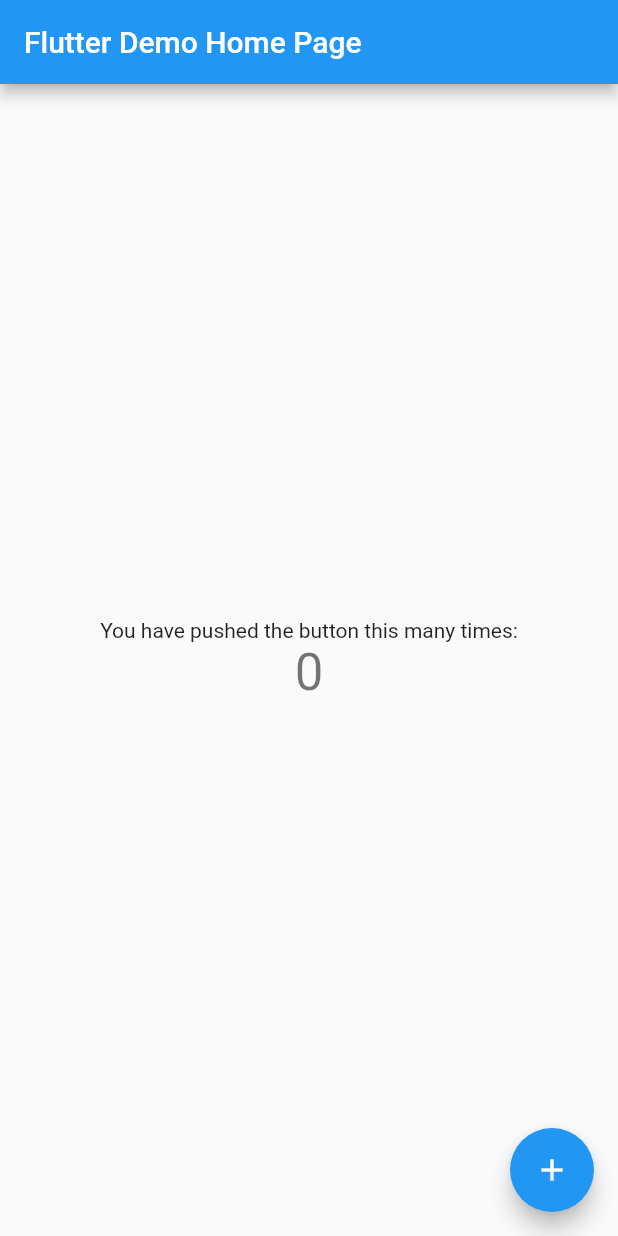
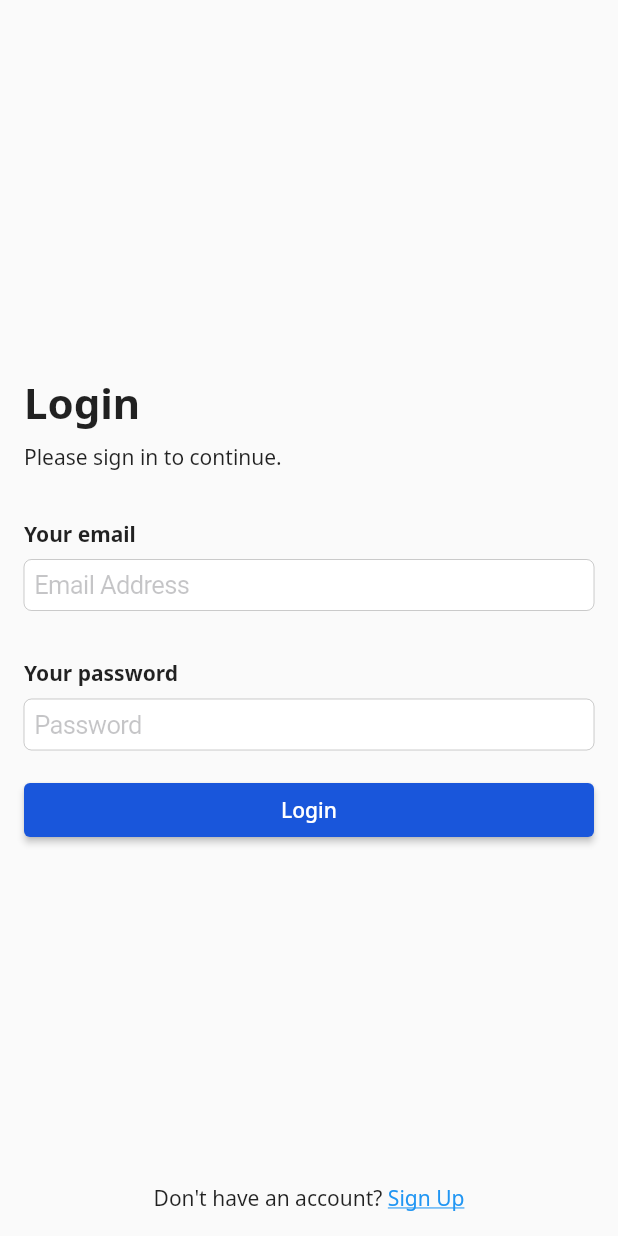
Before and after one commit to avalon-artisans/wallet-mobile-app, a Flutter app: the screen it shows after launch, on a phone screen of 412 x 824 dp. Run offline on Flutter 3.47's test engine with Material 2 defaults, Android fonts, the phone set to English and light mode, and no system bars; our stand-ins replace google_fonts.

Commit message:
feat(main): add login screen

```diff
--- a/lib/main.dart
+++ b/lib/main.dart
@@ -1,4 +1,6 @@
+import 'package:flutter/cupertino.dart';
 import 'package:flutter/material.dart';
+import 'package:google_fonts/google_fonts.dart';
 
 void main() {
   runApp(const MyApp());
@@ -7,39 +9,23 @@ void main() {
 class MyApp extends StatelessWidget {
   const MyApp({super.key});
 
-  // This widget is the root of your application.
   @override
   Widget build(BuildContext context) {
     return MaterialApp(
       title: 'Flutter Demo',
       theme: ThemeData(
-        // This is the theme of your application.
-        //
-        // Try running your application with "flutter run". You'll see the
-        // application has a blue toolbar. Then, without quitting the app, try
-        // changing the primarySwatch below to Colors.green and then invoke
-        // "hot reload" (press "r" in the console where you ran "flutter run",
-        // or simply save your changes to "hot reload" in a Flutter IDE).
-        // Notice that the counter didn't reset back to zero; the application
-        // is not restarted.
         primarySwatch: Colors.blue,
+        textTheme: GoogleFonts.notoSansTextTheme(),
       ),
-      home: const MyHomePage(title: 'Flutter Demo Home Page'),
+      home: const MyHomePage(
+        title: 'Flutter Demo Home Page',
+      ),
     );
   }
 }
 
 class MyHomePage extends StatefulWidget {
   const MyHomePage({super.key, required this.title});
-
-  // This widget is the home page of your application. It is stateful, meaning
-  // that it has a State object (defined below) that contains fields that affect
-  // how it looks.
-
-  // This class is the configuration for the state. It holds the values (in this
-  // case the title) provided by the parent (in this case the App widget) and
-  // used by the build method of the State. Fields in a Widget subclass are
-  // always marked "final".
 
   final String title;
 
@@ -48,68 +34,115 @@ class MyHomePage extends StatefulWidget {
 }
 
 class _MyHomePageState extends State<MyHomePage> {
-  int _counter = 0;
-
-  void _incrementCounter() {
-    setState(() {
-      // This call to setState tells the Flutter framework that something has
-      // changed in this State, which causes it to rerun the build method below
-      // so that the display can reflect the updated values. If we changed
-      // _counter without calling setState(), then the build method would not be
-      // called again, and so nothing would appear to happen.
-      _counter++;
-    });
-  }
-
   @override
   Widget build(BuildContext context) {
-    // This method is rerun every time setState is called, for instance as done
-    // by the _incrementCounter method above.
-    //
-    // The Flutter framework has been optimized to make rerunning build methods
-    // fast, so that you can just rebuild anything that needs updating rather
-    // than having to individually change instances of widgets.
     return Scaffold(
-      appBar: AppBar(
-        // Here we take the value from the MyHomePage object that was created by
-        // the App.build method, and use it to set our appbar title.
-        title: Text(widget.title),
-      ),
       body: Center(
-        // Center is a layout widget. It takes a single child and positions it
-        // in the middle of the parent.
-        child: Column(
-          // Column is also a layout widget. It takes a list of children and
-          // arranges them vertically. By default, it sizes itself to fit its
-          // children horizontally, and tries to be as tall as its parent.
-          //
-          // Invoke "debug painting" (press "p" in the console, choose the
-          // "Toggle Debug Paint" action from the Flutter Inspector in Android
-          // Studio, or the "Toggle Debug Paint" command in Visual Studio Code)
-          // to see the wireframe for each widget.
-          //
-          // Column has various properties to control how it sizes itself and
-          // how it positions its children. Here we use mainAxisAlignment to
-          // center the children vertically; the main axis here is the vertical
-          // axis because Columns are vertical (the cross axis would be
-          // horizontal).
-          mainAxisAlignment: MainAxisAlignment.center,
-          children: <Widget>[
-            const Text(
-              'You have pushed the button this many times:',
-            ),
-            Text(
-              '$_counter',
-              style: Theme.of(context).textTheme.headlineMedium,
-            ),
-          ],
+        child: Padding(
+          padding: const EdgeInsets.all(16.0),
+          child: Column(
+            children: [
+              Expanded(
+                child: Column(
+                  mainAxisAlignment: MainAxisAlignment.center,
+                  crossAxisAlignment: CrossAxisAlignment.start,
+                  children: <Widget>[
+                    const Padding(
+                      padding: EdgeInsets.only(bottom: 16),
+                      child: Column(
+                        crossAxisAlignment: CrossAxisAlignment.start,
+                        children: [
+                          Padding(
+                            padding: EdgeInsets.symmetric(vertical: 8.0),
+                            child: Text(
+                              'Login',
+                              style: TextStyle(
+                                fontSize: 28,
+                                fontWeight: FontWeight.bold,
+                              ),
+                            ),
+                          ),
+                          Text('Please sign in to continue.'),
+                        ],
+                      ),
+                    ),
+                    const Padding(
+                      padding: EdgeInsets.symmetric(vertical: 16),
+                      child: Column(
+                        crossAxisAlignment: CrossAxisAlignment.start,
+                        children: [
+                          Padding(
+                            padding: EdgeInsets.only(bottom: 8.0),
+                            child: Text(
+                              'Your email',
+                              style: TextStyle(
+                                fontWeight: FontWeight.bold,
+                              ),
+                            ),
+                          ),
+                          CupertinoTextField(
+                            autofillHints: [AutofillHints.email],
+                            placeholder: "Email Address",
+                          ),
+                        ],
+                      ),
+                    ),
+                    const Padding(
+                      padding: EdgeInsets.symmetric(vertical: 16),
+                      child: Column(
+                        crossAxisAlignment: CrossAxisAlignment.start,
+                        children: [
+                          Padding(
+                            padding: EdgeInsets.only(bottom: 8.0),
+                            child: Text(
+                              'Your password',
+                              style: TextStyle(
+                                fontWeight: FontWeight.bold,
+                              ),
+                            ),
+                          ),
+                          CupertinoTextField(
+                            autofillHints: [AutofillHints.email],
+                            placeholder: "Password",
+                            obscureText: true,
+                          ),
+                        ],
+                      ),
+                    ),
+                    ElevatedButton(
+                      onPressed: () {},
+                      style: ElevatedButton.styleFrom(
+                        backgroundColor: const Color.fromARGB(255, 25, 86, 219),
+                        minimumSize: const Size.fromHeight(36),
+                      ),
+                      child: const Text(
+                        "Login",
+                        style: TextStyle(color: Colors.white),
+                      ),
+                    )
+                  ],
+                ),
+              ),
+              Row(
+                mainAxisAlignment: MainAxisAlignment.center,
+                children: [
+                  const Text("Don't have an account? "),
+                  InkWell(
+                    onTap: () {},
+                    child: const Text(
+                      "Sign Up",
+                      style: TextStyle(
+                        decoration: TextDecoration.underline,
+                        color: Colors.blue,
+                      ),
+                    ),
+                  ),
+                ],
+              )
+            ],
+          ),
         ),
       ),
-      floatingActionButton: FloatingActionButton(
-        onPressed: _incrementCounter,
-        tooltip: 'Increment',
-        child: const Icon(Icons.add),
-      ), // This trailing comma makes auto-formatting nicer for build methods.
     );
   }
 }
```
